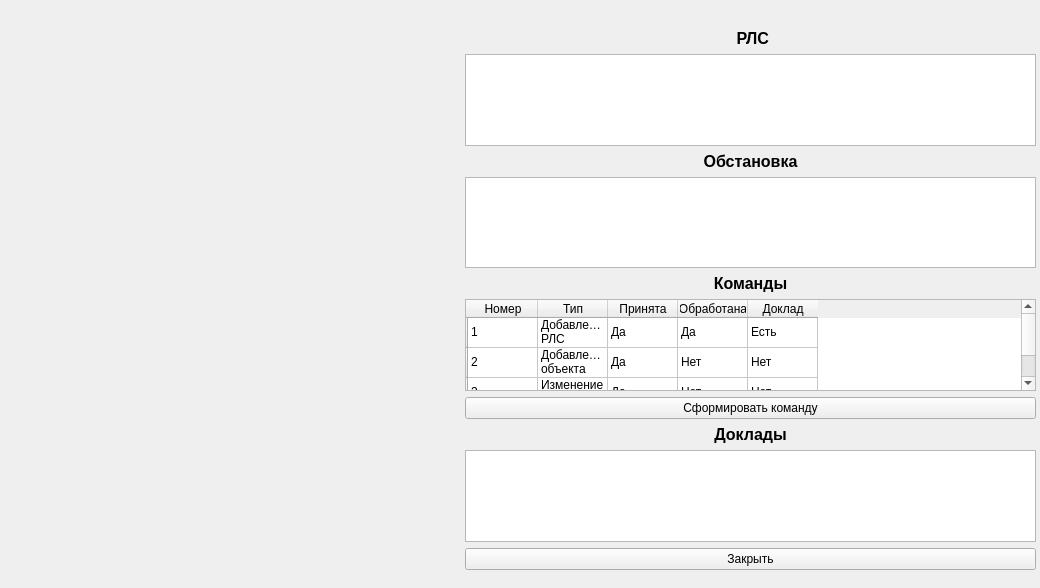
This is window.ui in YanaTurKli/ImitatorExchange as Qt 5 draws it before an edit. The edited form follows.
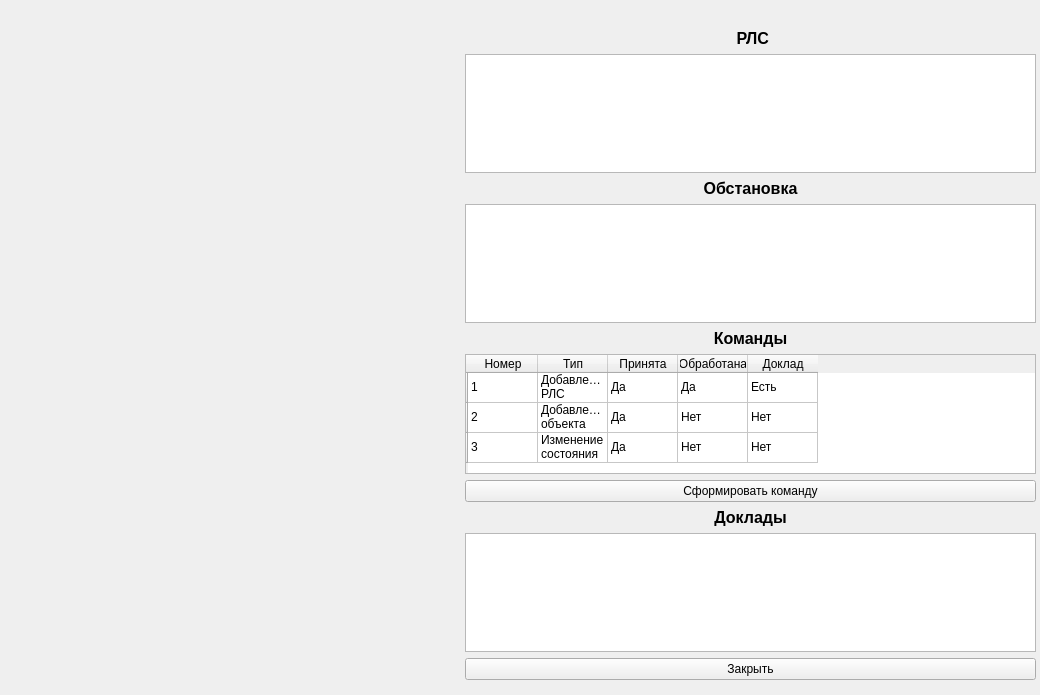
This is the edited form.

What changed in the file:
```diff
--- a/window.ui
+++ b/window.ui
@@ -7,7 +7,7 @@
     <x>0</x>
     <y>0</y>
     <width>1040</width>
-    <height>588</height>
+    <height>695</height>
    </rect>
   </property>
   <property name="minimumSize">
@@ -28,7 +28,7 @@
      <x>455</x>
      <y>9</y>
      <width>581</width>
-     <height>561</height>
+     <height>681</height>
     </rect>
    </property>
    <property name="autoFillBackground">
@@ -44,7 +44,7 @@
        <x>10</x>
        <y>20</y>
        <width>571</width>
-       <height>541</height>
+       <height>651</height>
       </rect>
      </property>
      <layout class="QVBoxLayout" name="verticalLayout_3">
@@ -437,7 +437,7 @@
      <x>10</x>
      <y>30</y>
      <width>451</width>
-     <height>531</height>
+     <height>651</height>
     </rect>
    </property>
    <layout class="QGridLayout" name="IUSgraphicsLayout"/>
```
